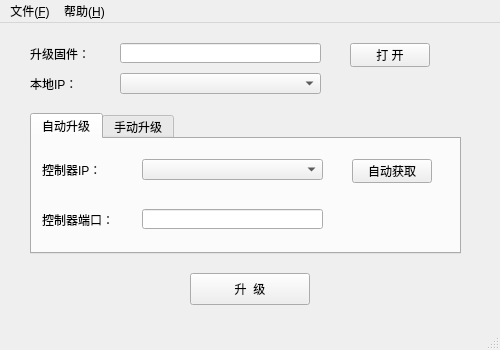
chenxiwu/StudyNotes, file 测试/qt/Firmware Update/FirmwareUpdate/mainwindow.ui: the form before one commit.
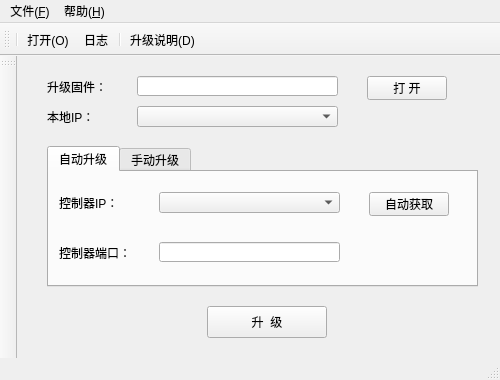
The form after the commit. Icons and pictures are not drawn.

Patch:
```diff
--- a/测试/qt/Firmware Update/FirmwareUpdate/mainwindow.ui
+++ b/测试/qt/Firmware Update/FirmwareUpdate/mainwindow.ui
@@ -7,7 +7,7 @@
     <x>0</x>
     <y>0</y>
     <width>500</width>
-    <height>350</height>
+    <height>380</height>
    </rect>
   </property>
   <property name="windowTitle">
@@ -254,6 +254,33 @@
    <addaction name="menu_H"/>
   </widget>
   <widget class="QStatusBar" name="statusBar"/>
+  <widget class="QToolBar" name="toolBar">
+   <property name="windowTitle">
+    <string>toolBar</string>
+   </property>
+   <attribute name="toolBarArea">
+    <enum>TopToolBarArea</enum>
+   </attribute>
+   <attribute name="toolBarBreak">
+    <bool>false</bool>
+   </attribute>
+   <addaction name="separator"/>
+   <addaction name="action_O"/>
+   <addaction name="action_Debug"/>
+   <addaction name="separator"/>
+   <addaction name="action_D"/>
+  </widget>
+  <widget class="QToolBar" name="toolBar_2">
+   <property name="windowTitle">
+    <string>toolBar_2</string>
+   </property>
+   <attribute name="toolBarArea">
+    <enum>LeftToolBarArea</enum>
+   </attribute>
+   <attribute name="toolBarBreak">
+    <bool>false</bool>
+   </attribute>
+  </widget>
   <action name="action_O">
    <property name="icon">
     <iconset resource="Res/res.qrc">
@@ -295,6 +322,15 @@
     <string>Ctrl+A</string>
    </property>
   </action>
+  <action name="action_Debug">
+   <property name="icon">
+    <iconset resource="Res/res.qrc">
+     <normaloff>:/Res/favicon.ico</normaloff>:/Res/favicon.ico</iconset>
+   </property>
+   <property name="text">
+    <string>日志</string>
+   </property>
+  </action>
  </widget>
  <layoutdefault spacing="6" margin="11"/>
  <resources>
```
Left out of the diff: 14 changed lines with no effect on the pictures.
